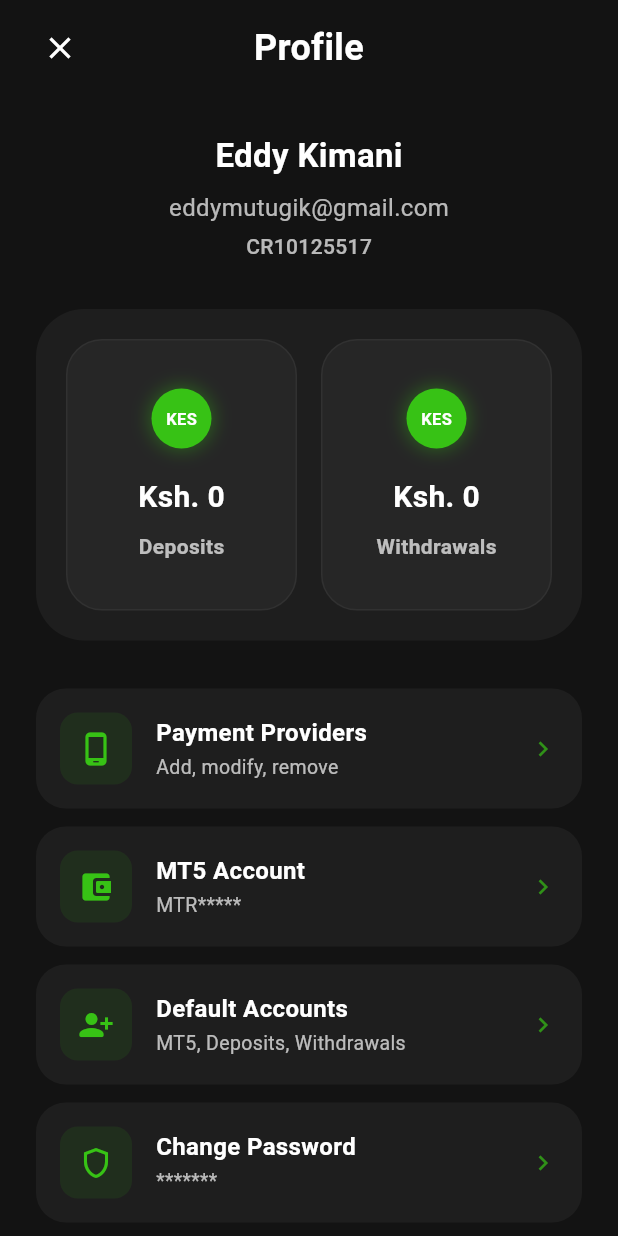
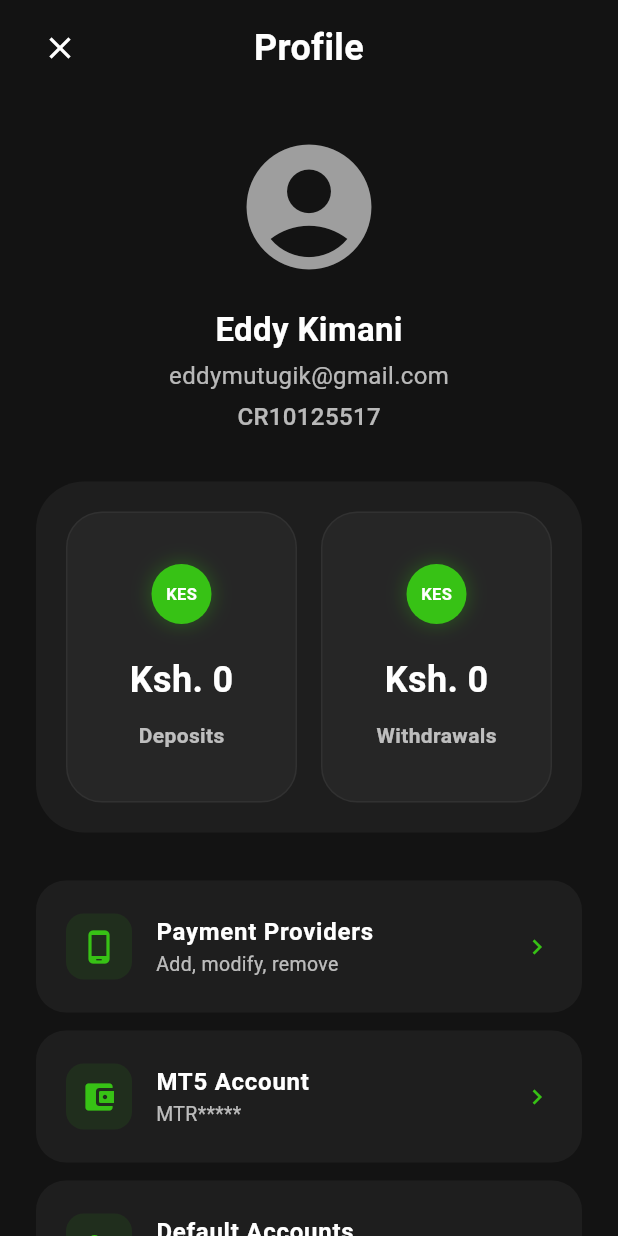
Before and after one commit to melau-eddy/kpesa, a Flutter app: the ProfilePage screen opened directly, on a phone screen of 412 x 824 dp. Run offline on Flutter 3.47's test engine with Material 3 defaults, Android fonts, the phone set to English and light mode, and no system bars; our stand-ins replace app_links, flutter_secure_storage; accounts and stored records are empty.

Commit message:
profile page creation

```diff
--- a/lib/screens/profile_page.dart
+++ b/lib/screens/profile_page.dart
@@ -59,6 +59,12 @@ class ProfilePage extends StatelessWidget {
                   Center(
                     child: Column(
                       children: [
+                        const CircleAvatar(
+                          radius: 50,
+                          backgroundColor: Colors.transparent,
+                          child: Icon(Icons.account_circle, size: 100, color: Colors.grey),
+                        ),
+                        const SizedBox(height: 16),
                         Text(
                           'Eddy Kimani',
                           style: TextStyle(
@@ -67,7 +73,7 @@ class ProfilePage extends StatelessWidget {
                             fontWeight: FontWeight.bold,
                           ),
                         ),
-                        const SizedBox(height: 8),
+                        const SizedBox(height: 4),
                         Text(
                           'eddymutugik@gmail.com',
                           style: TextStyle(
@@ -80,7 +86,7 @@ class ProfilePage extends StatelessWidget {
                           'CR10125517',
                           style: TextStyle(
                             color: subtleColor,
-                            fontSize: 14,
+                            fontSize: 16,
                             fontWeight: FontWeight.w500,
                           ),
                         ),
@@ -185,7 +191,7 @@ class ProfilePage extends StatelessWidget {
                   _buildMenuItem(
                     icon: Icons.settings_outlined,
                     title: 'Other Settings',
-                    subtitle: 'Theme, biometrics',
+                    subtitle: 'Theme, notifications',
                     cardBg: cardBg,
                     accentColor: accentColor,
                     textColor: textColor,
@@ -223,7 +229,7 @@ class ProfilePage extends StatelessWidget {
   }) {
     return Expanded(
       child: Container(
-        padding: const EdgeInsets.symmetric(vertical: 32, horizontal: 8),
+        padding: const EdgeInsets.symmetric(vertical: 34, horizontal: 8),
         decoration: BoxDecoration(
           color: cardBg,
           borderRadius: BorderRadius.circular(24),
@@ -241,7 +247,7 @@ class ProfilePage extends StatelessWidget {
                 shape: BoxShape.circle,
                 boxShadow: [
                   BoxShadow(
-                    color: accentColor.withValues(alpha: 0.4),
+                    color: accentColor.withValues(alpha: 0.3),
                     blurRadius: 10,
                     spreadRadius: 1,
                   ),
@@ -256,16 +262,16 @@ class ProfilePage extends StatelessWidget {
                 ),
               ),
             ),
-            const SizedBox(height: 18),
+            const SizedBox(height: 20),
             Text(
               amount,
               style: TextStyle(
                 color: textColor,
-                fontSize: 20,
+                fontSize: 24,
                 fontWeight: FontWeight.bold,
               ),
             ),
-            const SizedBox(height: 8),
+            const SizedBox(height: 10),
             Text(
               label,
               style: TextStyle(
@@ -291,65 +297,49 @@ class ProfilePage extends StatelessWidget {
     required bool isDark,
     bool showArrow = true,
   }) {
-    return Padding(
-      padding: const EdgeInsets.only(bottom: 12),
-      child: Container(
-        padding: const EdgeInsets.all(16),
+    return Container(
+      margin: const EdgeInsets.only(bottom: 12),
       decoration: BoxDecoration(
         color: cardBg,
         borderRadius: BorderRadius.circular(20),
         boxShadow: isDark ? null : [
           BoxShadow(
-              color: Colors.black.withValues(alpha: 0.02),
+            color: Colors.black.withValues(alpha: 0.03),
             blurRadius: 10,
             offset: const Offset(0, 4),
           )
         ],
       ),
-        child: Row(
-          children: [
-            Container(
-              padding: const EdgeInsets.all(12),
+      child: ListTile(
+        contentPadding: const EdgeInsets.symmetric(horizontal: 20, vertical: 8),
+        leading: Container(
+          padding: const EdgeInsets.all(10),
           decoration: BoxDecoration(
             color: accentColor.withValues(alpha: 0.1),
             borderRadius: BorderRadius.circular(12),
           ),
           child: Icon(icon, color: accentColor, size: 24),
         ),
-            const SizedBox(width: 16),
-            Expanded(
-              child: Column(
-                crossAxisAlignment: CrossAxisAlignment.start,
-                children: [
-                  Text(
+        title: Text(
           title,
           style: TextStyle(
             color: textColor,
             fontSize: 16,
-                      fontWeight: FontWeight.w600,
+            fontWeight: FontWeight.bold,
           ),
         ),
-                  if (subtitle != null) ...[
-                    const SizedBox(height: 2),
-                    Text(
+        subtitle: subtitle != null
+            ? Text(
                 subtitle,
                 style: TextStyle(
                   color: subtleColor,
                   fontSize: 13,
                 ),
-                    ),
-                  ],
-                ],
-              ),
-            ),
-            if (showArrow)
-              Icon(
-                Icons.chevron_right,
-                color: accentColor.withValues(alpha: 0.7),
-                size: 20,
-              ),
-          ],
-        ),
+              )
+            : null,
+        trailing: showArrow
+            ? Icon(Icons.chevron_right, color: accentColor, size: 20)
+            : null,
       ),
     );
   }
```
Lines whose indentation alone changed are shown as unchanged.
